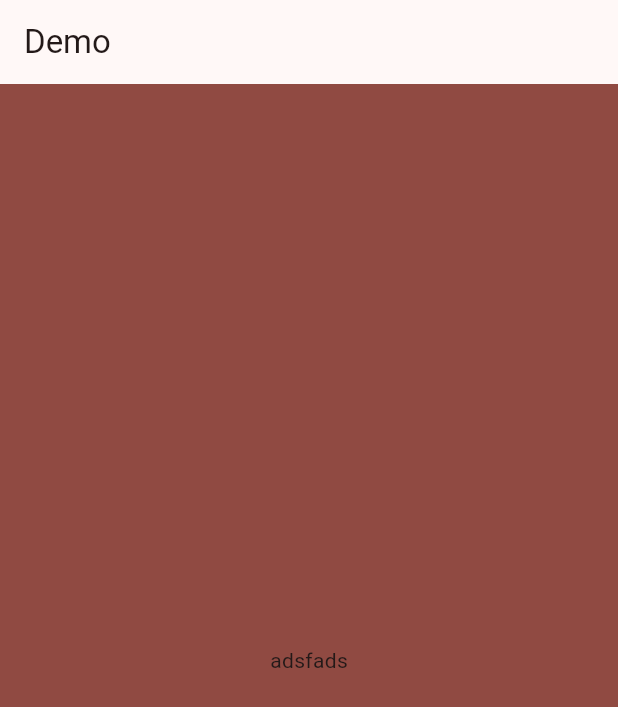
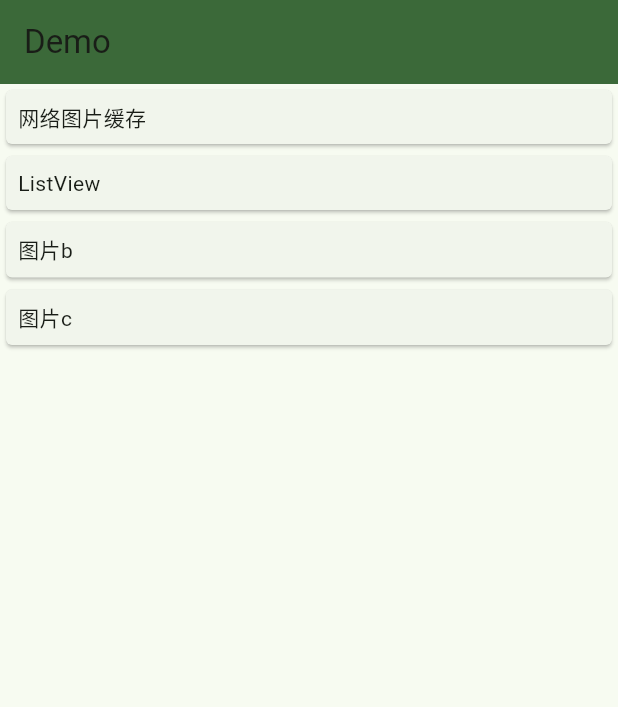
Before and after one commit to conghaonet/flutter_demo, a Flutter app: the screen it shows after launch, on a phone screen of 412 x 824 dp. Shown: the top 707 px of the screen. Run offline on Flutter 3.47's test engine with Material 2 defaults, Android fonts, the light colour scheme and no system bars; our stand-ins replace go_router.

Commit message:
add image_cache_page.dart

```diff
--- a/lib/src/app.dart
+++ b/lib/src/app.dart
@@ -1,26 +1,36 @@
 import 'package:flutter/material.dart';
-import 'package:flutter_demo/src/home.dart';
-import 'package:material_color_utilities/scheme/scheme.dart';
+import 'package:flutter/services.dart';
+import 'package:flutter_demo/src/app_router.dart';
+
 
 class MyApp extends StatelessWidget {
   const MyApp({Key? key}) : super(key: key);
 
   @override
   Widget build(BuildContext context) {
-    return MaterialApp(
+
+    return MaterialApp.router(
+      routerConfig: appRouter.goRouter,
+
       /// 类似 Android 中 onSaveInstanceState 的实现。
       /// 当系统"未经你许可" 时销毁了你的 Activity 时，比如横竖屏切换、点击 Home 键。
       /// 系统会通过 onSaveInstanceState 回调来你保存临时状态数据，这样可以保证下次用户进入时保持退出先的界面。
       restorationScopeId: 'app',
+
       theme: ThemeData(
         /// 使用 Material3 样式
         useMaterial3: true,
+
         colorScheme: ColorScheme.fromSeed(
-          seedColor: Colors.red,
+          seedColor: Colors.green,
         ),
-
+        appBarTheme: Theme.of(context).appBarTheme.copyWith(
+          backgroundColor: ColorScheme.fromSeed(seedColor: Colors.green).primary,
+          systemOverlayStyle: SystemUiOverlayStyle(
+            statusBarColor: ColorScheme.fromSeed(seedColor: Colors.green).secondary,
+          ),
+        ),
       ),
-      home: const HomePage(),
     );
   }
 
--- a/lib/src/home.dart
+++ /dev/null
@@ -1,19 +0,0 @@
-import 'package:flutter/material.dart';
-
-class HomePage extends StatelessWidget {
-  const HomePage({Key? key}) : super(key: key);
-
-  @override
-  Widget build(BuildContext context) {
-    return Scaffold(
-      appBar: AppBar(
-        title: const Text('Demo'),
-      ),
-      body: Container(
-        color: Theme.of(context).colorScheme.primary,
-        alignment: Alignment.center,
-        child: const Text('adsfads',),
-      ),
-    );
-  }
-}
--- /dev/null
+++ b/lib/src/home_page.dart
@@ -0,0 +1,46 @@
+import 'package:flutter/material.dart';
+import 'package:flutter_demo/src/page/image_cache_page.dart';
+import 'package:flutter_demo/src/page/list_page.dart';
+import 'package:go_router/go_router.dart';
+
+class HomePage extends StatelessWidget {
+  const HomePage({Key? key}) : super(key: key);
+
+  @override
+  Widget build(BuildContext context) {
+    return Scaffold(
+      appBar: AppBar(
+        title: const Text('Demo'),
+      ),
+      body: ListView.builder(
+        itemCount: _items.length,
+        itemBuilder: (context, index) {
+          return InkWell(
+            onTap: () {
+              context.go(_items.entries.elementAt(index).value);
+            },
+            child: Card(
+              shape: const RoundedRectangleBorder(
+                  borderRadius: BorderRadius.all(Radius.circular(4.0))
+              ),
+              child: Padding(
+                padding: const EdgeInsets.all(8.0),
+                child: Text(_items.entries.elementAt(index).key),
+              ),
+
+            ),
+          );
+        },
+      ),
+    );
+  }
+
+  static final Map<String, String> _items = {
+    "网络图片缓存": '/${ImageCachePage.pagePathName}',
+  "ListView": "/${ListPage.pagePathName}",
+  "图片b": "image",
+  "图片c": "image"
+  };
+
+
+}
--- a/pubspec.yaml
+++ b/pubspec.yaml
@@ -36,6 +36,8 @@ dependencies:
   # The following adds the Cupertino Icons font to your application.
   # Use with the CupertinoIcons class for iOS style icons.
   cupertino_icons: ^1.0.2
+
+  go_router: 5.1.9
 
 dev_dependencies:
   flutter_test:
```
Also changed, not shown: lib/main.dart (+13 -1 lines), lib/src/app_router.dart (added, +43 -0 lines), lib/src/page/image_cache_page.dart (added, +90 -0 lines), lib/src/page/list_page.dart (added, +19 -0 lines), pubspec.lock.
